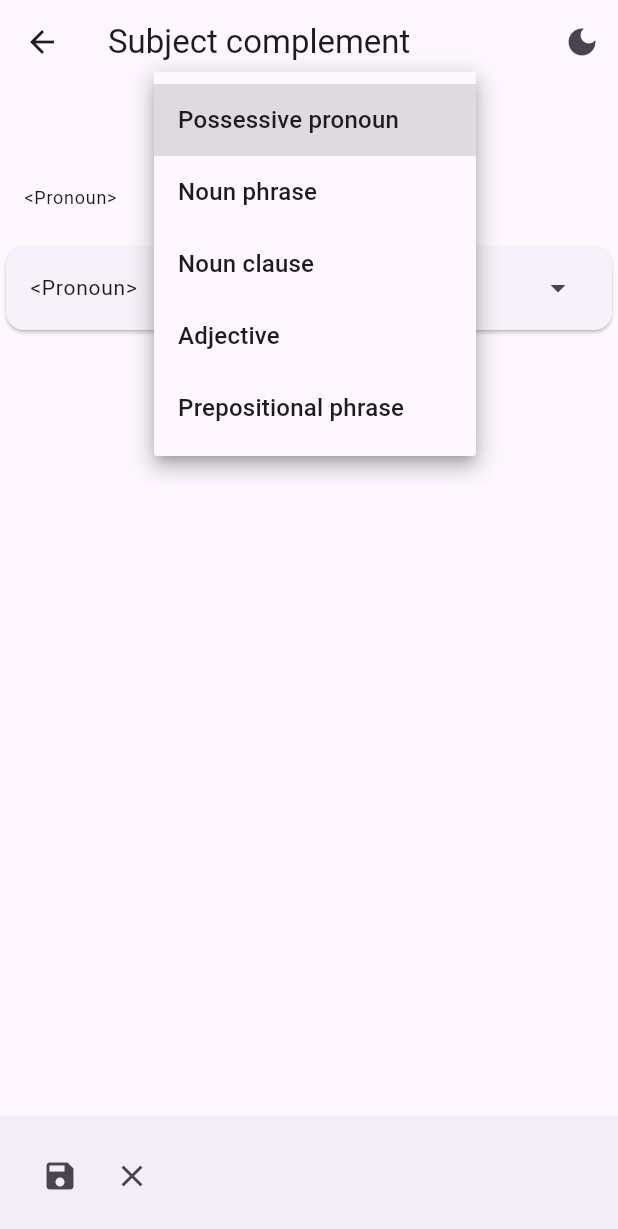
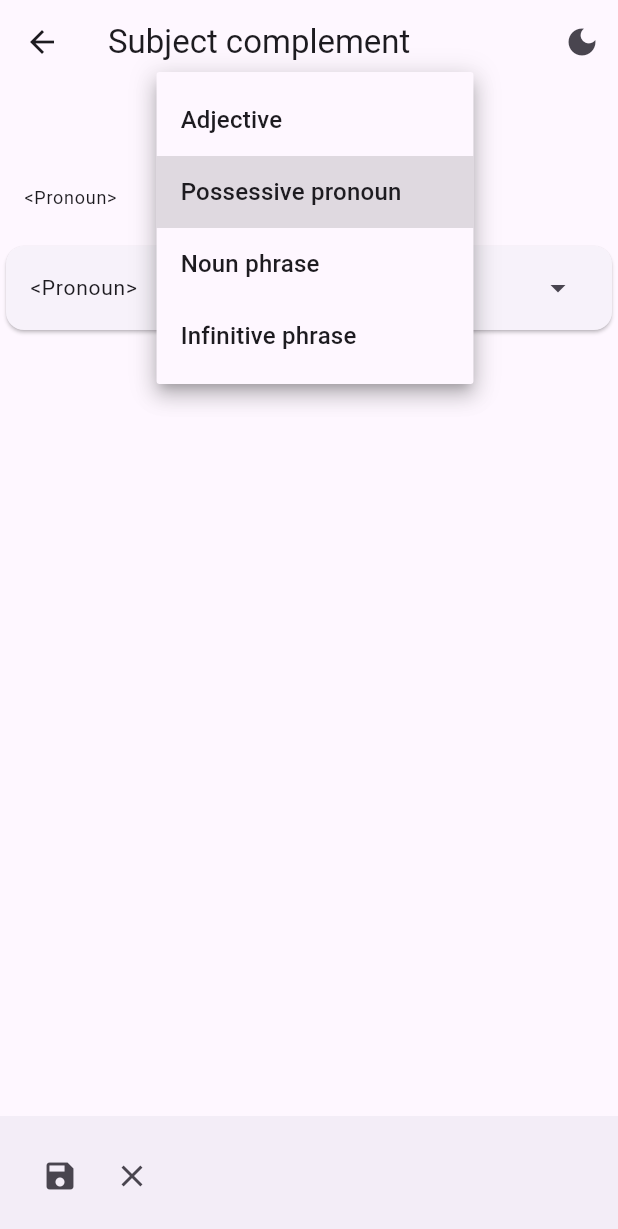
Before and after one commit to iamjcmolina/english_app, a Flutter app: the SubjectComplementPage screen opened directly with empty values, after a tap on "Possessive pronoun", on a phone screen of 412 x 824 dp. Shown: the top 1229 px of the screen. Run offline on Flutter 3.47's test engine with Material 2 defaults, Android fonts, the phone set to English and light mode, and no system bars; our stand-ins replace bloc, csv, flutter_bloc.

Commit message:
Add infinitive phrase support

```diff
--- a/lib/src/model/sentence/adverb/value/adverb_variant.dart
+++ b/lib/src/model/sentence/adverb/value/adverb_variant.dart
@@ -1,5 +1,6 @@
 enum AdverbVariant {
-  word('Adverb Word');
+  word('Adverb Word'),
+  infinitivePhrase('Infinitive phrase');
 
   final String name;
 
--- a/lib/src/model/sentence/noun/value/complement-type.dart
+++ b/lib/src/model/sentence/noun/value/complement-type.dart
@@ -1,9 +1,10 @@
 enum ComplementType {
+  adjective('Adjective'),
   possessivePronoun('Possessive pronoun'),
   nounPhrase('Noun phrase'),
-  nounClause('Noun clause'),
-  adjective('Adjective'),
-  prepositionalPhrase('Prepositional phrase');
+  infinitivePhrase('Infinitive phrase');
+  //prepositionalPhrase('Prepositional phrase');
+  //nounClause('Noun clause');
 
   final String name;
 
--- a/lib/src/model/sentence/noun/value/noun_type.dart
+++ b/lib/src/model/sentence/noun/value/noun_type.dart
@@ -1,9 +1,9 @@
 enum NounType {
   pronoun("Pronoun"),
   indefinitePronoun("Indefinite pronoun"),
-  nounPhrase("Noun Phrase");
-  // gerundPhrase("Gerund Phrase"),
-  // infinitivePhrase("Infinitive Phrase");
+  nounPhrase("Noun Phrase"),
+  infinitivePhrase("Infinitive Phrase");
+  // gerundPhrase("Gerund Phrase");
 
   final String name;
 
--- /dev/null
+++ b/lib/src/model/sentence/phrase/infinitive_phrase.dart
@@ -0,0 +1,65 @@
+import '../../nullable.dart';
+import '../adverb/any_adverb.dart';
+import '../noun/any_noun.dart';
+import '../sentence_buffer.dart';
+import '../verb/any_verb.dart';
+
+class InfinitivePhrase implements AnyNoun, AnyAdverb {
+  @override
+  final DoerPronoun asPronoun = DoerPronoun.it;
+  @override
+  final Countability countability = Countability.singular;
+  @override
+  final bool isPlural = false;
+  @override
+  final bool isSingular = true;
+  @override
+  final bool isSingularFirstPerson = false;
+  @override
+  final bool isSingularThirdPerson = true;
+  @override
+  final bool isUncountable = false;
+  @override
+  final bool isAllowedInFront = true;
+  @override
+  final bool isAllowedInTheMiddle = false;
+  @override
+  final bool isAllowedInTheEnd = true;
+  final AnyVerb? verb;
+  final AnyNoun? object;
+  final AnyAdverb? modifier;
+
+  @override
+  String get en {
+    SentenceBuffer buffer = SentenceBuffer();
+    buffer.add('to $verb', disablePrefixWhen: true);
+    buffer.add(object, when: object != null);
+    buffer.add(modifier, when: modifier != null);
+    return buffer.toString();
+  }
+
+  @override
+  String get es {
+    SentenceBuffer buffer = SentenceBuffer();
+    buffer.add(verb?.infinitiveEs, disablePrefixWhen: true);
+    buffer.add(object?.es, when: object != null);
+    buffer.add(modifier?.es, when: modifier != null);
+    return buffer.toString();
+  }
+
+  const InfinitivePhrase({this.verb, this.object, this.modifier});
+
+  InfinitivePhrase copyWith({
+    Nullable<AnyVerb>? verb,
+    Nullable<AnyNoun>? object,
+    Nullable<AnyAdverb>? modifier,
+  }) =>
+      InfinitivePhrase(
+        verb: verb == null ? this.verb : verb.value,
+        object: object == null ? this.object : object.value,
+        modifier: modifier == null ? this.modifier : modifier.value,
+      );
+
+  @override
+  String toString() => en;
+}
--- a/lib/src/widget/sentence/adverb/adverb_form.dart
+++ b/lib/src/widget/sentence/adverb/adverb_form.dart
@@ -62,6 +62,7 @@ class AdverbForm extends StatelessWidget {
           color: SentenceItem.adverb.color,
           title: label,
           textValue: adverb?.en,
+          textValueEs: adverb?.es,
           required: true,
           fields: [
             SentenceItemField<Adverb>(
@@ -70,7 +71,7 @@ class AdverbForm extends StatelessWidget {
               options: adverbs,
               filterValuesEn: [(Adverb e) => e.en],
               filterValuesEs: [(Adverb e) => e.es],
-              onSelected: (adverb) => validateAndSet(adverb),
+              onSelected: (e) => validateAndSet(e),
               onChanged: (text) => validateAndSet(null),
             ),
           ],
@@ -79,7 +80,7 @@ class AdverbForm extends StatelessWidget {
     );
   }
 
-  validateAndSet(Adverb? adverb) {
+  void validateAndSet(Adverb? adverb) {
     setCanSave(adverb != null);
     setAdverb(adverb);
   }
--- a/lib/src/widget/sentence/clause/independent_clause_page.dart
+++ b/lib/src/widget/sentence/clause/independent_clause_page.dart
@@ -254,6 +254,7 @@ class _IndependentClausePageState extends State<IndependentClausePage> {
         MaterialPageRoute(
             builder: (context) => SubjectComplementPage(
                   complement: clause.subjectComplement,
+                  isNegative: clause.isNegative,
                 )));
     if (complement is SubjectComplement) {
       setComplement(complement);
@@ -273,6 +274,7 @@ class _IndependentClausePageState extends State<IndependentClausePage> {
                     _ => clause.endAdverb,
                   },
                   position: position,
+                  isNegative: clause.isNegative,
                 )));
     if (adverb is AnyAdverb) {
       switch (position) {
--- a/lib/src/widget/sentence/noun/subject_complement_page.dart
+++ b/lib/src/widget/sentence/noun/subject_complement_page.dart
@@ -5,19 +5,23 @@ import '../../../model/sentence/adjective/adjective.dart';
 import '../../../model/sentence/noun/pronoun.dart';
 import '../../../model/sentence/noun/subject_complement.dart';
 import '../../../model/sentence/noun/value/complement-type.dart';
+import '../../../model/sentence/phrase/infinitive_phrase.dart';
 import '../../../model/sentence/phrase/noun_phrase.dart';
 import '../../../repository/noun_repository.dart';
 import '../../sentence_scaffold.dart';
+import '../phrase/infinitive_phrase_form.dart';
 import 'adjective_form.dart';
 import 'noun_phrase_form.dart';
 import 'pronoun_form.dart';
 
 class SubjectComplementPage extends StatefulWidget {
   final SubjectComplement? complement;
+  final bool isNegative;
 
   const SubjectComplementPage({
     super.key,
     required this.complement,
+    required this.isNegative,
   });
 
   @override
@@ -74,6 +78,13 @@ class _SubjectComplementState extends State<SubjectComplementPage> {
         ),
       ],
       body: switch (type) {
+        ComplementType.possessivePronoun => PronounForm(
+            pronouns: pronouns,
+            setPronoun: setComplement,
+            pronoun: complement is Pronoun ? complement as Pronoun : null,
+            setCanSave: setCanSave,
+            settingsControl: settingsControl,
+          ),
         ComplementType.nounPhrase => NounPhraseForm(
             setNounPhrase: setComplement,
             nounPhrase:
@@ -81,18 +92,20 @@ class _SubjectComplementState extends State<SubjectComplementPage> {
             settingsControl: settingsControl,
             setCanSave: setCanSave,
           ),
-        ComplementType.adjective => AdjectiveForm(
+        ComplementType.infinitivePhrase => InfinitivePhraseForm(
+            setPhrase: setComplement,
+            phrase: complement is InfinitivePhrase
+                ? complement as InfinitivePhrase
+                : const InfinitivePhrase(),
+            settingsControl: settingsControl,
+            setCanSave: setCanSave,
+            isNegative: widget.isNegative,
+          ),
+        _ => AdjectiveForm(
             setAdjective: setComplement,
             adjective: complement is Adjective ? complement as Adjective : null,
             settingsControl: settingsControl,
             setCanSave: setCanSave,
-          ),
-        _ => PronounForm(
-            pronouns: pronouns,
-            setPronoun: setComplement,
-            pronoun: complement is Pronoun ? complement as Pronoun : null,
-            setCanSave: setCanSave,
-            settingsControl: settingsControl,
           ),
       },
     );
```
Also changed, not shown: lib/src/widget/sentence/adverb/adverb_page.dart (+27 -9 lines), lib/src/widget/sentence/noun/object_page.dart (+11 -0 lines), lib/src/widget/sentence/noun/subject_page.dart (+11 -0 lines), lib/src/widget/sentence/phrase/infinitive_phrase_form.dart (added, +154 -0 lines).
